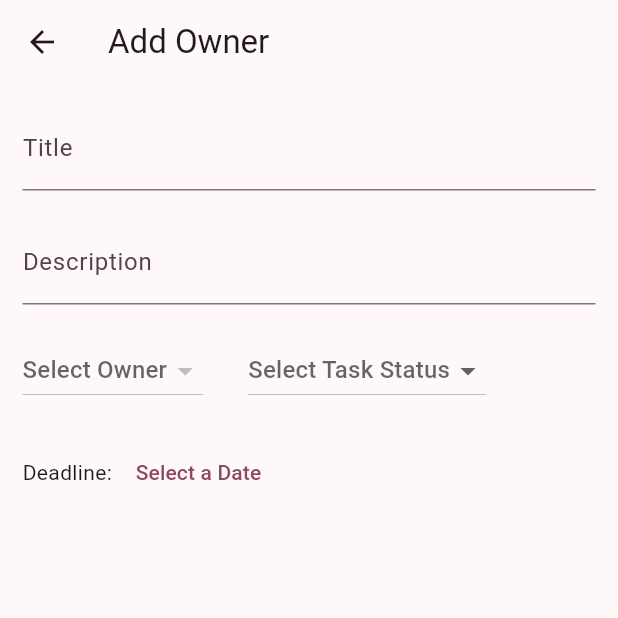
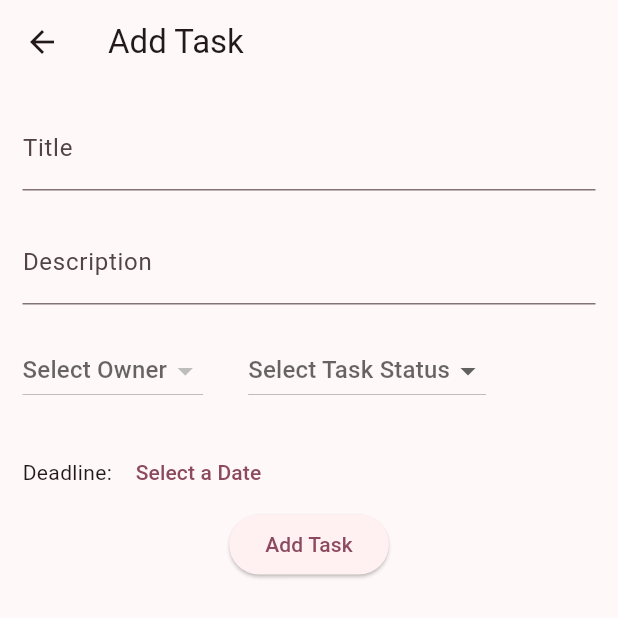
Before and after one commit to DeivisonCs/TaskPad, a Flutter app: the ListTasksPage screen opened directly, after a tap on the "add" icon, on a phone screen of 412 x 824 dp, the top half of it. Run offline on Flutter 3.47's test engine with Material 3 defaults, Android fonts, the phone set to English and light mode, and no system bars; our stand-ins replace flutter_datetime_picker_plus; network calls fail.

Commit message:
add task ok

```diff
--- a/lib/task/add_page.dart
+++ b/lib/task/add_page.dart
@@ -26,7 +26,7 @@ class _AddTaskPageState extends State<AddTaskPage> {
     final ownerCurrentProvider = Provider.of<OwnerProvider>(context);
 
     return Scaffold(
-        appBar: AppBar(title: const Text("Add Owner")),
+        appBar: AppBar(title: const Text("Add Task")),
         body: SingleChildScrollView(
           child: Padding(
               padding: const EdgeInsets.all(15.0),
@@ -34,26 +34,23 @@ class _AddTaskPageState extends State<AddTaskPage> {
                 TextField(
                     controller: _titleControlle,
                     decoration: const InputDecoration(labelText: 'Title')),
-
-                const SizedBox(height: 20,),
-
+                const SizedBox(
+                  height: 20,
+                ),
                 TextField(
                     controller: _descriptioControlle,
                     decoration:
                         const InputDecoration(labelText: 'Description')),
-
-                const SizedBox(height: 20,),
-
-                Row(
-                  children: [
+                const SizedBox(
+                  height: 20,
+                ),
+                Row(children: [
                   DropdownButton(
                     value: taskOwner == -1 ? null : taskOwner,
                     hint: const Text("Select Owner"),
                     items: ownerCurrentProvider.owners.map((owner) {
                       return DropdownMenuItem(
-                          value: owner.id,
-                          child: Text(owner.name)
-                        );
+                          value: owner.id, child: Text(owner.name));
                     }).toList(),
                     onChanged: (value) {
                       setState(() {
@@ -62,11 +59,11 @@ class _AddTaskPageState extends State<AddTaskPage> {
                       });
                     },
                   ),
-
-                    const SizedBox(width: 30,),
-
+                  const SizedBox(
+                    width: 30,
+                  ),
                   DropdownButton(
-                      value: taskStatus == '' ?null : taskStatus,
+                    value: taskStatus == '' ? null : taskStatus,
                     hint: const Text("Select Task Status"),
                     items: const [
                       DropdownMenuItem(
@@ -84,9 +81,10 @@ class _AddTaskPageState extends State<AddTaskPage> {
                       });
                     },
                   ),
-                  ]
+                ]),
+                const SizedBox(
+                  height: 20,
                 ),
-                const SizedBox(height: 20,),
                 Row(
                   children: [
                     const Text("Deadline: "),
@@ -104,32 +102,34 @@ class _AddTaskPageState extends State<AddTaskPage> {
                     )
                   ],
                 ),
-                // ElevatedButton(
-                //     onPressed: () {
-                //       final owner = Task.withoutId(
-                //           idOwner: taskOwner, deadline: deadline);
+                ElevatedButton(
+                    onPressed: () {
+                      final task = Task.withoutId(
+                          idOwner: taskOwner,
+                          title: _titleControlle.text,
+                          description: _descriptioControlle.text,
+                          deadline: deadline,
+                          isComplete: taskStatus);
 
-                //       taskCurrentProvider.addOwner(owner).then((_) {
-                //         Navigator.pop(context);
-                //         taskCurrentProvider.fetchAllOwners();
-                //       }).catchError((error) {
-                //         showDialog(
-                //             context: context,
-                //             builder: (context) => AlertDialog(
-                //                   title: const Text("Failed to add owner!"),
-                //                   content: Text('Error: $error $birthDate'),
-                //                   actions: [
-                //                     TextButton(
-                //                         onPressed: () => Navigator.pop(context),
-                //                         child: const Text('Ok'))
-                //                   ],
-                //                 ));
-                //       });
-                //     },
-                //     child: const Text("Add Owner")
-                //   )
+                      taskCurrentProvider.addTask(task).then((_) {
+                        Navigator.pop(context);
+                        taskCurrentProvider.fetchAllTasks();
+                      }).catchError((error) {
+                        showDialog(
+                            context: context,
+                            builder: (context) => AlertDialog(
+                                  title: const Text("Failed to add task!"),
+                                  content: Text('Error: $error'),
+                                  actions: [
+                                    TextButton(
+                                        onPressed: () => Navigator.pop(context),
+                                        child: const Text('Ok'))
+                                  ],
+                                ));
+                      });
+                    },
+                    child: const Text("Add Task"))
               ])),
-        )
-    );
+        ));
   }
 }
--- a/lib/task/list_page.dart
+++ b/lib/task/list_page.dart
@@ -1,6 +1,5 @@
 import 'package:flutter/material.dart';
 import 'package:provider/provider.dart';
-import 'package:intl/intl.dart';
 
 import 'package:ads_atividade_2/owner/owner_api.dart';
 import 'package:ads_atividade_2/task/task_api.dart';
@@ -17,7 +16,7 @@ class _ListTasksPageState extends State<ListTasksPage> {
   @override
   void initState() {
     super.initState();
-    Provider.of<TaskProvider>(context, listen: false).fetchTask();
+    Provider.of<TaskProvider>(context, listen: false).fetchAllTasks();
     Provider.of<OwnerProvider>(context, listen: false).fetchAllOwners();
   }
 
@@ -50,7 +49,7 @@ class _ListTasksPageState extends State<ListTasksPage> {
                             style: const TextStyle(fontSize: 16)
                             ),
                           Text(
-                              "Deadline: ${DateFormat('yyyy-MM-dd').format(task.deadline)}",
+                              "Deadline: ${task.deadline}",
                               style: const TextStyle(fontSize: 16)
                             )
                         ])
--- a/lib/task/task_api.dart
+++ b/lib/task/task_api.dart
@@ -8,9 +8,9 @@ class Task{
   int id;
   final int idOwner;
   final String title;
-  final String description;
-  final DateTime deadline;
-  final bool isComplete;
+  final String? description;
+  final String deadline;
+  final String isComplete;
   final DateTime createdAt;
   final DateTime updatedAt;
 
@@ -30,9 +30,9 @@ class Task{
     required this.title,
     required this.deadline,
     required this.isComplete,
+    this.description=''
   })
   : id=-1,
-    description='',
     createdAt=DateTime.now(),
     updatedAt=DateTime.now();
 
@@ -41,8 +41,8 @@ class Task{
         idOwner: json['responsavelId'],
         title: json['titulo'],
         description: json['descricao'],
-        isComplete: json['isComplete'],
-        deadline: DateTime.parse(json['dataLimite']),
+        isComplete: json['isComplete'].toString(),
+        deadline: json['dataLimite'],
         createdAt: DateTime.parse(json['createdAt']),
         updatedAt: DateTime.parse(json['updatedAt']),
       );
@@ -53,7 +53,7 @@ class Task{
         'titulo': title,
         'descricao': description,
         'isComplete': isComplete,
-        'dataLimite': deadline.toIso8601String(),
+        'dataLimite': deadline,
         'createdAt': createdAt.toIso8601String(),
         'updatedAt': updatedAt.toIso8601String()
       };
@@ -63,14 +63,14 @@ class Task{
         'titulo': title,
         'descricao': description,
         'isComplete': isComplete,
-        'dataLimite': deadline.toIso8601String(),
+        'dataLimite': deadline,
       };
 }
 
 class TaskProvider extends ChangeNotifier {
   List<Task> tasks = [];
 
-  Future<void> fetchTask() async {
+  Future<void> fetchAllTasks() async {
     const url = 'http://$localhost:3000/task/list';
     final response = await http.get(Uri.parse(url));
 
@@ -81,7 +81,7 @@ class TaskProvider extends ChangeNotifier {
       tasks = ownerData.map((item) => Task.fromJson(item)).toList();
       notifyListeners();
     } else {
-      throw Exception('Failed to load tasks!');
+      throw Exception('Failed to load tasks! \n Error: ${response.body}');
     }
   }
 
@@ -93,11 +93,11 @@ class TaskProvider extends ChangeNotifier {
       body: json.encode(newTask.toJsonToAdd()),
     );
 
-    if (response.statusCode == 200) {
+    if (response.statusCode == 201) {
       tasks.add(newTask);
       notifyListeners();
     } else {
-      throw Exception('Failed to add task!');
+      throw Exception('Failed to add task!  \n Error: ${response.body}');
     }
   }
 
@@ -109,7 +109,7 @@ class TaskProvider extends ChangeNotifier {
       tasks.removeWhere((task) => task.id == taskId);
       notifyListeners();
     } else {
-      throw Exception('Failed to remove task!');
+      throw Exception('Failed to remove task!  \n Error: ${response.body}');
     }
   }
 
```
Lines whose indentation alone changed are shown as unchanged.
